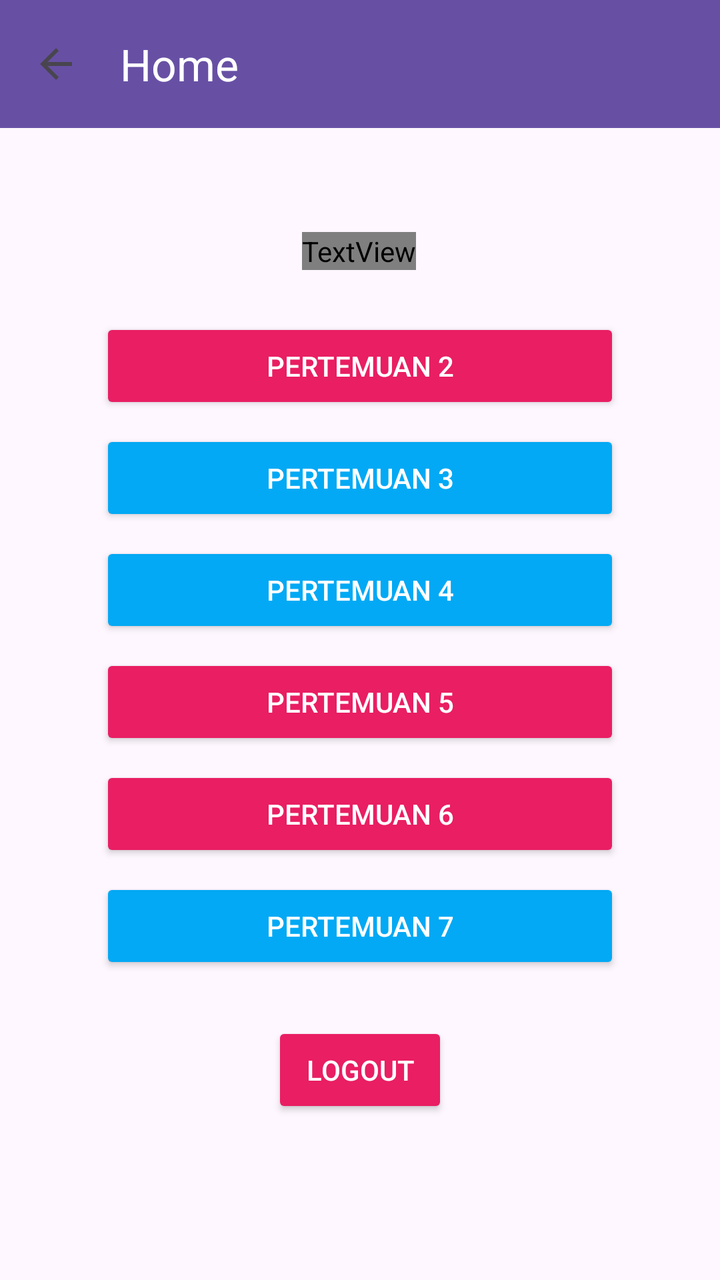
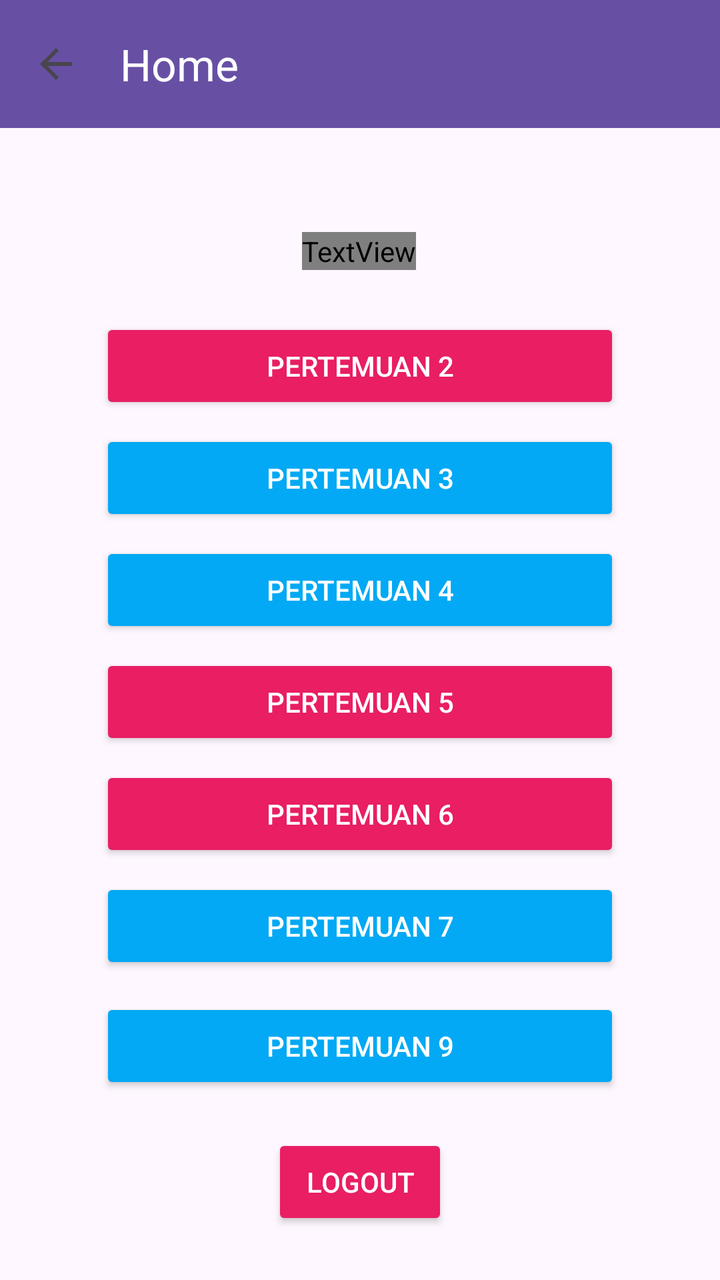

Compare the two renders of this Android layout. The source of the first and the diff that turns it into the second are given below.
<!-- AndroidManifest.xml: application theme Theme.NonaaApps -->
<!-- res/layout/fragment_home.xml -->
<?xml version="1.0" encoding="utf-8"?>
<androidx.constraintlayout.widget.ConstraintLayout xmlns:android="http://schemas.android.com/apk/res/android"
    xmlns:tools="http://schemas.android.com/tools"
    android:layout_width="match_parent"
    android:layout_height="match_parent"
    xmlns:app="http://schemas.android.com/apk/res-auto"
    tools:context=".Home.HomeFragment">


    <androidx.appcompat.widget.Toolbar
        android:id="@+id/toolbar"
        android:layout_width="match_parent"
        android:layout_height="?attr/actionBarSize"
        android:background="?attr/colorPrimary"
        app:title="Home"
        app:titleTextColor="@color/white"
        app:navigationIcon="?attr/homeAsUpIndicator"
        app:layout_constraintEnd_toEndOf="parent"
        app:layout_constraintStart_toStartOf="parent"
        app:layout_constraintTop_toTopOf="parent" />

    <TextView
        android:id="@+id/textView5"
        android:layout_width="wrap_content"
        android:layout_height="wrap_content"
        android:layout_marginTop="52dp"
        android:fontFamily="@font/"
        android:text="Menu Utama"
        android:textColor="@color/white"
        android:textSize="24sp"
        android:textStyle="bold"
        app:layout_constraintEnd_toEndOf="parent"
        app:layout_constraintHorizontal_bias="0.498"
        app:layout_constraintStart_toStartOf="parent"
        app:layout_constraintTop_toBottomOf="@+id/toolbar" />

    <Button
        android:id="@+id/btnP2"
        android:layout_width="0dp"
        android:layout_height="wrap_content"
        android:layout_marginStart="50dp"
        android:layout_marginTop="24dp"
        android:layout_marginEnd="50dp"
        android:backgroundTint="@color/p2_color"
        android:text="Pertemuan 2"
        android:textColor="@color/white"
        app:cornerRadius="12dp"
        app:layout_constraintEnd_toEndOf="parent"
        app:layout_constraintStart_toStartOf="parent"
        app:layout_constraintTop_toBottomOf="@+id/textView5" />

    <Button
        android:id="@+id/btnP3"
        android:layout_width="0dp"
        android:layout_height="wrap_content"
        android:layout_marginStart="50dp"
        android:layout_marginTop="8dp"
        android:layout_marginEnd="50dp"
        android:backgroundTint="@color/p3_color"
        android:text="Pertemuan 3"
        android:textColor="@color/white"
        app:cornerRadius="12dp"
        app:layout_constraintEnd_toEndOf="parent"
        app:layout_constraintStart_toStartOf="parent"
        app:layout_constraintTop_toBottomOf="@+id/btnP2" />

    <Button
        android:id="@+id/btnP4"
        android:layout_width="0dp"
        android:layout_height="wrap_content"
        android:layout_marginStart="50dp"
        android:layout_marginTop="8dp"
        android:layout_marginEnd="50dp"
        android:backgroundTint="@color/p4_color"
        android:text="Pertemuan 4"
        android:textColor="@color/white"
        app:cornerRadius="12dp"
        app:layout_constraintEnd_toEndOf="parent"
        app:layout_constraintStart_toStartOf="parent"
        app:layout_constraintTop_toBottomOf="@+id/btnP3" />

    <Button
        android:id="@+id/btnP5"
        android:layout_width="0dp"
        android:layout_height="wrap_content"
        android:layout_marginStart="50dp"
        android:layout_marginTop="8dp"
        android:layout_marginEnd="50dp"
        android:backgroundTint="@color/p5_color"
        android:text="Pertemuan 5"
        android:textColor="@color/white"
        app:cornerRadius="12dp"
        app:layout_constraintEnd_toEndOf="parent"
        app:layout_constraintStart_toStartOf="parent"
        app:layout_constraintTop_toBottomOf="@+id/btnP4" />

    <Button
        android:id="@+id/btnP6"
        android:layout_width="0dp"
        android:layout_height="wrap_content"
        android:layout_marginStart="50dp"
        android:layout_marginTop="8dp"
        android:layout_marginEnd="50dp"
        android:backgroundTint="@color/p6_color"
        android:text="Pertemuan 6"
        android:textColor="@color/white"
        app:cornerRadius="12dp"
        app:layout_constraintEnd_toEndOf="parent"
        app:layout_constraintStart_toStartOf="parent"
        app:layout_constraintTop_toBottomOf="@+id/btnP5" />

    <Button
        android:id="@+id/btnP7"
        android:layout_width="0dp"
        android:layout_height="wrap_content"
        android:layout_marginStart="50dp"
        android:layout_marginTop="8dp"
        android:layout_marginEnd="50dp"
        android:backgroundTint="@color/p7_color"
        android:text="Pertemuan 7"
        android:textColor="@color/white"
        app:cornerRadius="12dp"
        app:layout_constraintEnd_toEndOf="parent"
        app:layout_constraintStart_toStartOf="parent"
        app:layout_constraintTop_toBottomOf="@+id/btnP6" />

    <Button
        android:id="@+id/bntLogout"
        android:layout_width="wrap_content"
        android:layout_height="wrap_content"
        android:layout_marginTop="24dp"
        android:backgroundTint="@color/merah"
        android:text="Logout"
        android:textColor="@color/white"
        app:cornerRadius="12dp"
        app:layout_constraintEnd_toEndOf="parent"
        app:layout_constraintStart_toStartOf="parent"
        app:layout_constraintTop_toBottomOf="@+id/btnP7" />

</androidx.constraintlayout.widget.ConstraintLayout>
<!-- resources referenced by this layout -->
<resources>
  <color name="merah">#E91E63</color>
  <color name="p2_color">#E91E63</color>
  <color name="p3_color">#03A9F4</color>
  <color name="p4_color">#03A9F4</color>
  <color name="p5_color">#E91E63</color>
  <color name="p6_color">#E91E63</color>
  <color name="p7_color">#03A9F4</color>
  <color name="white">#FFFFFFFF</color>
  <style name="Theme.NonaaApps" parent="Base.Theme.NonaaApps" />
  <style name="Base.Theme.NonaaApps" parent="Theme.Material3.DayNight.NoActionBar">
          
          
      </style>
</resources>

<!-- the commit's change to res/layout/fragment_home.xml (unified diff, before → after) -->
@@ -6,6 +6,14 @@
     xmlns:app="http://schemas.android.com/apk/res-auto"
     tools:context=".Home.HomeFragment">
 
+    <View
+        android:id="@+id/background_header"
+        android:layout_width="0dp"
+        android:layout_height="90dp"
+        android:background="@drawable/bg_header_wave"
+        app:layout_constraintStart_toStartOf="parent"
+        app:layout_constraintEnd_toEndOf="parent"
+        app:layout_constraintTop_toTopOf="parent"/>
 
     <androidx.appcompat.widget.Toolbar
         android:id="@+id/toolbar"
@@ -124,11 +132,28 @@
         app:layout_constraintStart_toStartOf="parent"
         app:layout_constraintTop_toBottomOf="@+id/btnP6" />
 
+
+    <Button
+        android:id="@+id/btnP9"
+        android:layout_width="0dp"
+        android:layout_height="wrap_content"
+        android:layout_marginStart="50dp"
+        android:layout_marginTop="68dp"
+        android:layout_marginEnd="50dp"
+        android:backgroundTint="@color/p7_color"
+        android:text="Pertemuan 9"
+        android:textColor="@color/white"
+        app:cornerRadius="12dp"
+        app:layout_constraintEnd_toEndOf="parent"
+        app:layout_constraintHorizontal_bias="1.0"
+        app:layout_constraintStart_toStartOf="parent"
+        app:layout_constraintTop_toBottomOf="@+id/btnP6" />
+
     <Button
         android:id="@+id/bntLogout"
         android:layout_width="wrap_content"
         android:layout_height="wrap_content"
-        android:layout_marginTop="24dp"
+        android:layout_marginTop="80dp"
         android:backgroundTint="@color/merah"
         android:text="Logout"
         android:textColor="@color/white"
<!-- resource entries referenced after the edit -->
@@ -8,6 +8,25 @@
   <color name="p6_color">#E91E63</color>
   <color name="p7_color">#03A9F4</color>
   <color name="white">#FFFFFFFF</color>
+  <!-- drawable bg_header_wave (drawable) -->
+  <vector xmlns:android="http://schemas.android.com/apk/res/android"
+      android:width="100dp"
+      android:height="100dp"
+      android:viewportWidth="100"
+      android:viewportHeight="100">
+  
+      
+      <path
+          android:fillColor="?attr/colorPrimary"
+          android:pathData="
+              M0,0
+              L100,0
+              L100,40
+              C 75,55
+                25,20
+                0,40
+              Z" />
+  </vector>
   <style name="Theme.NonaaApps" parent="Base.Theme.NonaaApps" />
   <style name="Base.Theme.NonaaApps" parent="Theme.Material3.DayNight.NoActionBar">
           
